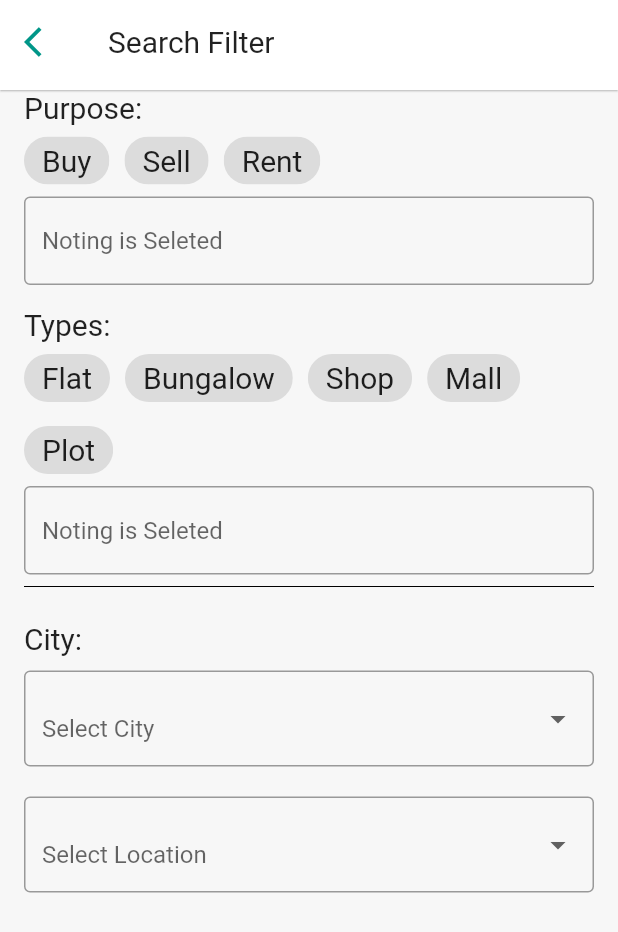
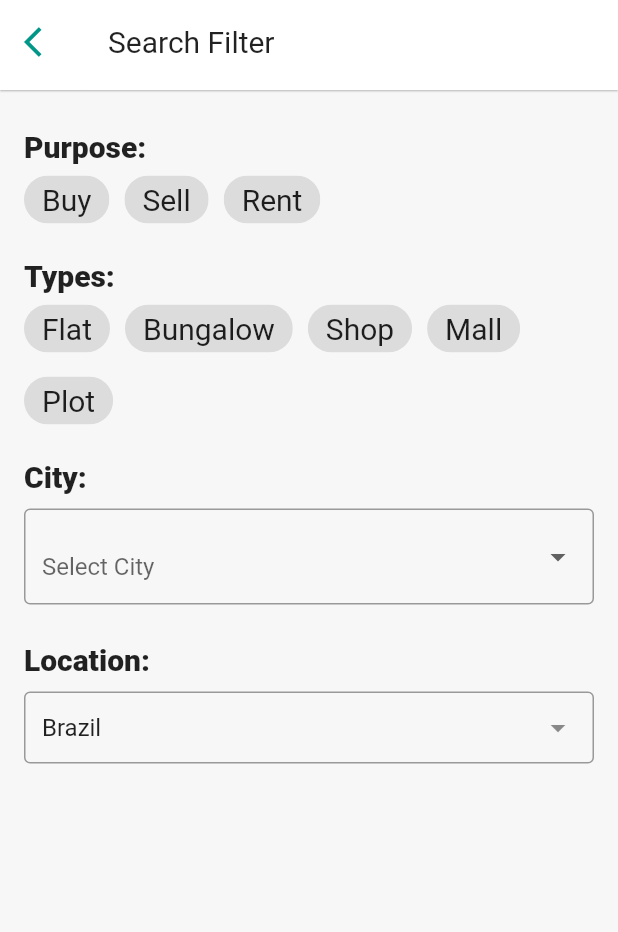
Before and after one commit to syedfaran/apni_jagaah, a Flutter app: the Filter screen opened by its route, on a phone screen of 412 x 824 dp. Shown: the top 932 px of the screen. Run offline on Flutter 3.47's test engine with Material 2 defaults, Android fonts, the phone set to English and light mode, and no system bars; drawn by our look-alikes of dropdown_search; our stand-ins replace bloc, dartz, flutter_bloc, geolocator, get_it, google_fonts and 5 more.

Commit message:
ui bug fixes

```diff
--- a/lib/presentation/page/home/dashboard/dashboard.dart
+++ b/lib/presentation/page/home/dashboard/dashboard.dart
@@ -28,8 +28,8 @@ class Dashboard extends StatelessWidget {
      // itemCount: colorList.length,
       gridDelegate: const SliverGridDelegateWithFixedCrossAxisCount(
         crossAxisCount: 2,
-        mainAxisSpacing: 10,
-        crossAxisSpacing: 10,
+        mainAxisSpacing: 20,
+        crossAxisSpacing: 20,
         childAspectRatio: 3 / 2,
       ),
       children:const  [
--- a/lib/presentation/page/home/find_home/filter.dart
+++ b/lib/presentation/page/home/find_home/filter.dart
@@ -3,6 +3,7 @@ import 'package:apni_jagaah/presentation/theme/app_color.dart';
 import 'package:apni_jagaah/presentation/widgets/decorated_drop_down.dart';
 import 'package:apni_jagaah/presentation/widgets/simple_appbar.dart';
 import 'package:apni_jagaah/presentation/widgets/simple_text.dart';
+import 'package:dropdown_search/dropdown_search.dart';
 import 'package:flutter/material.dart';
 
 class Filter extends StatefulWidget {
@@ -26,35 +27,46 @@ class _FilterState extends State<Filter> {
   static const divider = Divider(
     color: AppColor.blackColor,
   );
+  static const EnumText fontWeight = EnumText.extraBold;
 
   @override
   Widget build(BuildContext context) {
     return Scaffold(
       appBar: const SimpleAppbar(title: AppString.searchFilter),
       body: ListView(
-        padding: const EdgeInsets.symmetric(horizontal: 16.0),
+        padding: const EdgeInsets.symmetric(horizontal: 16.0,vertical: 26.0),
         children: [
-          const SimpleText(AppString.purpose),
+          const SimpleText(AppString.purpose, enumText: fontWeight),
           _WrapLayout(
               optionList: _FilterModel.purposeList,
               selectedListed: selectedPurposeList),
           const SizedBox(height: 15),
-          const SimpleText(AppString.typeR),
+          const SimpleText(AppString.typeR, enumText: fontWeight),
           _WrapLayout(
               optionList: _FilterModel.typeList,
               selectedListed: selectedTypeList),
-          divider,
           const SizedBox(height: 15),
-          const SimpleText(AppString.city),
+          const SimpleText(AppString.city, enumText: fontWeight),
           DecoratedDropDown(
               list: const ['Karachi', 'Sindh', 'Lahore'],
               valueNotifier: cityNotifier,
               hintText: 'Select City'),
-          DecoratedDropDown(list: const [
-            'Defence Phase 8',
-            'Defence Phase 4',
-            'Defence Phase 5'
-          ], valueNotifier: locationNotifier, hintText: 'Select Location'),
+          const SizedBox(height: 15),
+          const SimpleText(AppString.location, enumText: fontWeight),
+          const SizedBox(height: 10),
+          DropdownSearch<String>.multiSelection(
+              mode: Mode.BOTTOM_SHEET,
+              items: const [
+                "Nipa",
+                "Defence Phase 1",
+                "Gulshan",
+                'UAE',
+                'Arabia',
+              ],
+              showSearchBox: true,
+              showSelectedItems: true,
+              onChanged: print,
+              selectedItems: const ["Brazil"]),
         ],
       ),
     );
@@ -126,20 +138,20 @@ class _WrapLayoutState extends State<_WrapLayout> {
               .values
               .toList(),
         ),
-        InputDecorator(
-          isEmpty: widget.selectedListed.isEmpty,
-          decoration: const InputDecoration(
-            hintText: 'Noting is Seleted',
-            isDense: false,
-            border: OutlineInputBorder(),
-            focusedBorder:
-                OutlineInputBorder(borderSide: BorderSide(color: Colors.teal)),
-          ),
-          child: Wrap(
-            spacing: 10,
-            children: widget.selectedListed.map((e) => SimpleText(e)).toList(),
-          ),
-        ),
+        // InputDecorator(
+        //   isEmpty: widget.selectedListed.isEmpty,
+        //   decoration: const InputDecoration(
+        //     hintText: 'Noting is Seleted',
+        //     isDense: false,
+        //     border: OutlineInputBorder(),
+        //     focusedBorder:
+        //         OutlineInputBorder(borderSide: BorderSide(color: Colors.teal)),
+        //   ),
+        //   child: Wrap(
+        //     spacing: 10,
+        //     children: widget.selectedListed.map((e) => SimpleText(e)).toList(),
+        //   ),
+        // ),
       ],
     );
   }
--- a/lib/route_generator.dart
+++ b/lib/route_generator.dart
@@ -1,10 +1,10 @@
 import 'package:apni_jagaah/constant/route_string.dart';
 import 'package:apni_jagaah/presentation/page/home/dashboard/add_property/add_property.dart';
-import 'package:apni_jagaah/presentation/page/home/dashboard/property.dart';
+import 'package:apni_jagaah/presentation/page/home/dashboard/manage_property.dart';
 import 'package:apni_jagaah/presentation/page/home/find_home/detail_page.dart';
 import 'package:apni_jagaah/presentation/page/home/find_home/filter.dart';
 import 'package:apni_jagaah/presentation/page/home/home.dart';
-import 'package:apni_jagaah/presentation/page/home/dashboard/inquiry.dart';
+import 'package:apni_jagaah/presentation/page/home/dashboard/manage_inquiry.dart';
 import 'package:apni_jagaah/presentation/page/home/my_profile/change_password.dart';
 import 'package:apni_jagaah/presentation/page/home/my_profile/profile.dart';
 import 'package:apni_jagaah/presentation/page/home/dashboard/review.dart';
@@ -23,7 +23,7 @@ class RouteGenerator {
     switch (settings.name) {
       case RouteString.initialPage:
         return MaterialPageRoute(builder: (_) => const SplashPage());
-        return MaterialPageRoute(builder: (_) => const Inquiry());
+        return MaterialPageRoute(builder: (_) => const Profile());
       case RouteString.homePage:
         return MaterialPageRoute(builder: (_) => const HomePage());
       case RouteString.detailPage:
@@ -39,7 +39,7 @@ class RouteGenerator {
       case RouteString.filter:
         return MaterialPageRoute(builder: (_)=>const Filter());
       case RouteString.inquiry:
-        return MaterialPageRoute(builder: (_)=>const Inquiry());
+        return MaterialPageRoute(builder: (_)=>const ManageInquiry());
       case RouteString.review:
         return MaterialPageRoute(builder: (_)=>const Review());
       case RouteString.property:
--- a/pubspec.yaml
+++ b/pubspec.yaml
@@ -48,6 +48,7 @@ dependencies:
   geolocator: ^8.0.1
   lottie: ^1.2.1
   photo_view: ^0.13.0
+  dropdown_search: ^2.0.1
 
 dev_dependencies:
   flutter_test:
```
Also changed, not shown: lib/presentation/page/home/dashboard/inquiry.dart (deleted, +0 -162 lines), lib/presentation/page/home/dashboard/manage_inquiry.dart (added, +186 -0 lines), lib/presentation/page/home/dashboard/manage_property.dart (renamed from lib/presentation/page/home/dashboard/property.dart, +8 -2 lines), lib/presentation/page/home/home.dart (+8 -5 lines), lib/presentation/page/home/my_profile/change_password.dart (+7 -4 lines), lib/presentation/page/home/my_profile/profile.dart (+79 -27 lines), lib/presentation/page/home/trusted/trusted_page.dart (+37 -7 lines), assets/avatar.png (added), assets/background.jpg (added), pubspec.lock.
